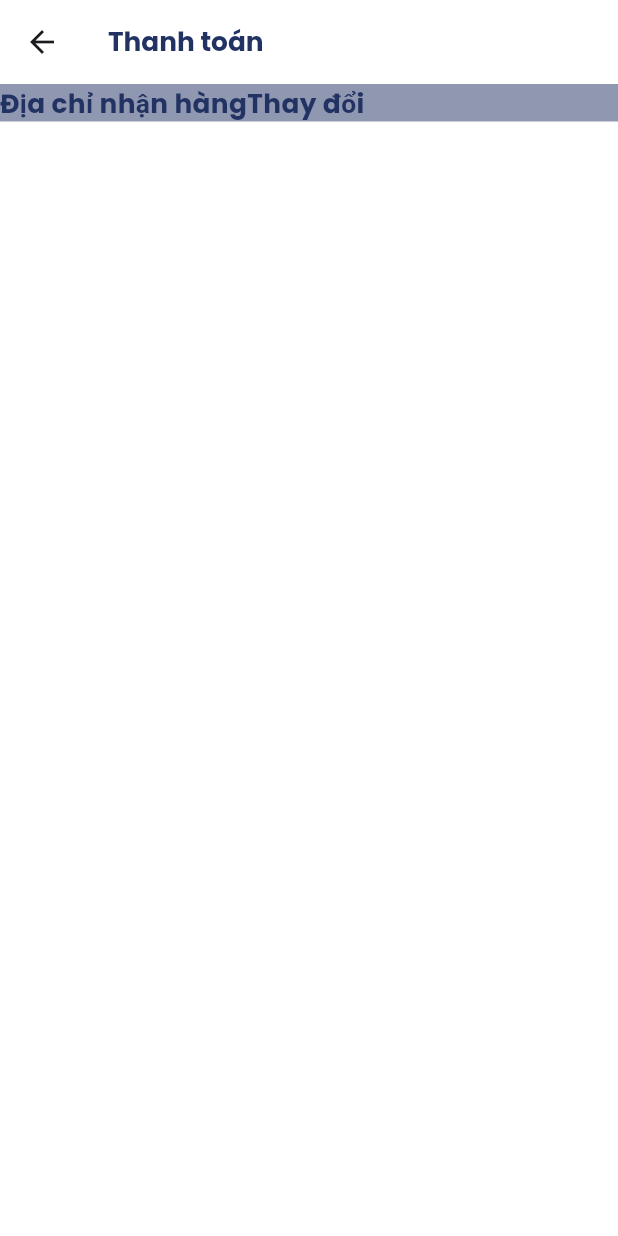
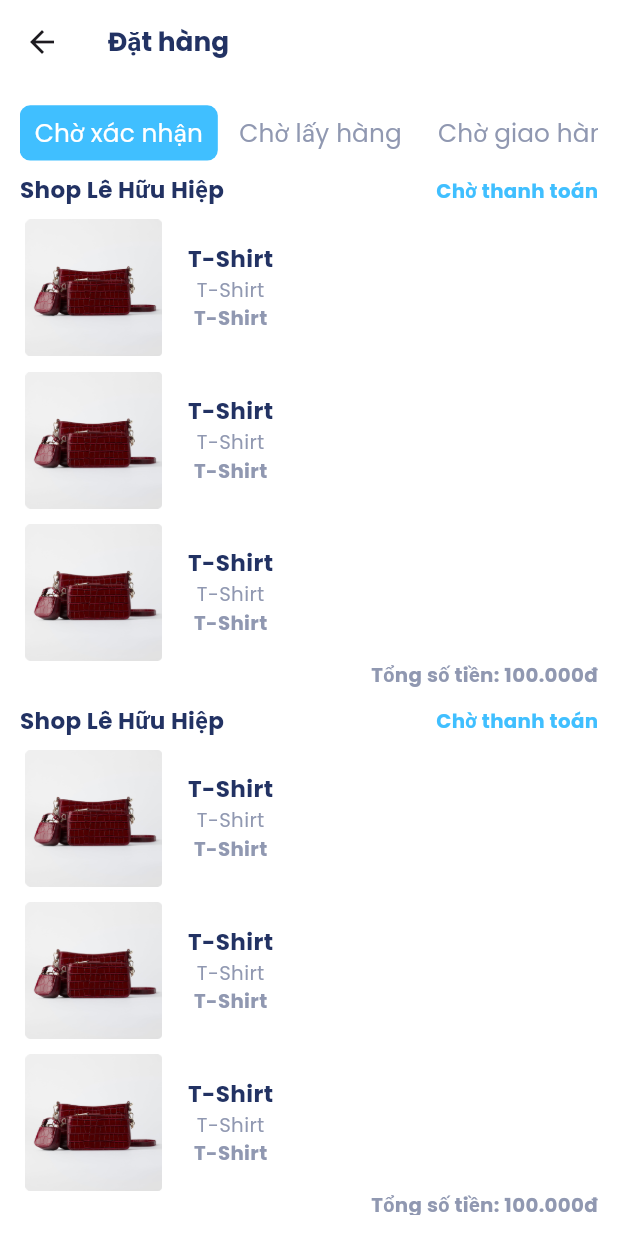
Before and after one commit to ShareBuy-ProjectFinal/sharebuy-mobile, a Flutter app: the PurchaseScreen screen opened directly, on a phone screen of 412 x 824 dp. Run offline on Flutter 3.47's test engine with Material 3 defaults, Android fonts, the phone set to English and light mode, and no system bars; drawn by our look-alikes of buttons_tabbar, loader_overlay; our stand-ins replace badges, cached_network_image, carousel_slider, dio, dropdown_button2, firebase_auth and 10 more; missing offline and left inert: animated_rating_stars, auto_height_grid_view, curl_logger_dio_interceptor, text_divider; accounts and stored records are empty.

Commit message:
Code UI purchase screen

```diff
--- a/lib/widgets/profile/children/profile_item.dart
+++ b/lib/widgets/profile/children/profile_item.dart
@@ -1,3 +1,5 @@
+// ignore_for_file: must_be_immutable
+
 import 'package:flutter/material.dart';
 import 'package:flutter_screenutil/flutter_screenutil.dart';
 import 'package:share_buy/application/theme/app_typography.dart';
@@ -5,10 +7,12 @@ import 'package:share_buy/application/theme/app_typography.dart';
 class ProfileItem extends StatefulWidget {
   final String iconUrl;
   final String title;
-  const ProfileItem({
+  VoidCallback onTap;
+  ProfileItem({
     super.key,
     required this.iconUrl,
     required this.title,
+    required this.onTap,
   });
 
   @override
@@ -18,7 +22,9 @@ class ProfileItem extends StatefulWidget {
 class _ProfileItemState extends State<ProfileItem> {
   @override
   Widget build(BuildContext context) {
-    return Padding(
+    return GestureDetector(
+      onTap: widget.onTap,
+      child: Padding(
         padding: EdgeInsets.symmetric(vertical: 10.h),
         child: Row(
           children: [
@@ -37,6 +43,7 @@ class _ProfileItemState extends State<ProfileItem> {
             )
           ],
         ),
+      ),
     );
   }
 }
--- a/lib/widgets/profile/profile_screen.dart
+++ b/lib/widgets/profile/profile_screen.dart
@@ -8,7 +8,6 @@ import 'package:share_buy/application/theme/app_typography.dart';
 import 'package:share_buy/blocs/auth_bloc/auth_bloc.dart';
 import 'package:share_buy/blocs/auth_bloc/auth_event.dart';
 import 'package:share_buy/blocs/auth_bloc/auth_state.dart';
-import 'package:share_buy/blocs/cart_bloc/cart_bloc.dart';
 import 'package:share_buy/widgets/component/custom_button.dart';
 import 'package:share_buy/widgets/profile/children/profile_item.dart';
 
@@ -19,16 +18,31 @@ class ProfileScreen extends StatefulWidget {
   State<ProfileScreen> createState() => _ProfileScreenState();
 }
 
-class _ProfileScreenState extends State<ProfileScreen> {
-  List<String> titles = ['Hồ sơ', 'Đặt hàng', 'Địa chỉ', 'Thanh toán'];
-  List<String> iconUrls = [
-    'assets/icons/icon_user.png',
-    'assets/icons/icon_bag.png',
-    'assets/icons/icon_maker.png',
-    'assets/icons/icon_pay.png'
-  ];
+class _ProfileScreenState extends State<ProfileScreen>
+    with AutomaticKeepAliveClientMixin {
   @override
   Widget build(BuildContext context) {
+    super.build(context);
+    List<ProfileItemModel> profileItems = [
+      ProfileItemModel(
+          title: 'Hồ sơ',
+          iconUrl: 'assets/icons/icon_user_blue.png',
+          onTap: () {}),
+      ProfileItemModel(
+          title: 'Đặt hàng',
+          iconUrl: 'assets/icons/icon_bag.png',
+          onTap: () {
+            Navigator.of(context).pushNamed(NavigatorName.PURCHASE_SCREEN);
+          }),
+      ProfileItemModel(
+          title: 'Địa chỉ',
+          iconUrl: 'assets/icons/icon_maker.png',
+          onTap: () {}),
+      ProfileItemModel(
+          title: 'Thanh toán',
+          iconUrl: 'assets/icons/icon_pay.png',
+          onTap: () {})
+    ];
     return BlocListener<AuthBloc, AuthState>(
       listener: (context, state) {
         if (state.isLoading) {
@@ -100,9 +114,12 @@ class _ProfileScreenState extends State<ProfileScreen> {
                   shrinkWrap: true,
                   itemBuilder: (context, index) {
                     return ProfileItem(
-                        title: titles[index], iconUrl: iconUrls[index]);
+                      title: profileItems[index].title,
+                      iconUrl: profileItems[index].iconUrl,
+                      onTap: profileItems[index].onTap,
+                    );
                   },
-                  itemCount: titles.length,
+                  itemCount: profileItems.length,
                 ),
               ),
               CustomButton(
@@ -118,4 +135,19 @@ class _ProfileScreenState extends State<ProfileScreen> {
       }),
     );
   }
+
+  @override
+  bool get wantKeepAlive => true;
 }
+
+class ProfileItemModel {
+  final String title;
+  final String iconUrl;
+  VoidCallback onTap;
+
+  ProfileItemModel({
+    required this.title,
+    required this.iconUrl,
+    required this.onTap,
+  });
+}
--- /dev/null
+++ b/lib/widgets/purchase/children/shop_order.dart
@@ -0,0 +1,84 @@
+import 'package:flutter/material.dart';
+import 'package:flutter_screenutil/flutter_screenutil.dart';
+import 'package:share_buy/application/theme/app_typography.dart';
+
+class ShopOrder extends StatefulWidget {
+  const ShopOrder({super.key});
+
+  @override
+  State<ShopOrder> createState() => _ShopOrderState();
+}
+
+class _ShopOrderState extends State<ShopOrder> {
+  @override
+  Widget build(BuildContext context) {
+    return Column(
+      crossAxisAlignment: CrossAxisAlignment.start,
+      children: [
+        Row(
+          mainAxisAlignment: MainAxisAlignment.spaceBetween,
+          children: [
+            Text(
+              'Shop Lê Hữu Hiệp',
+              style: AppTypography.primaryDarkBlueBold,
+            ),
+            Text(
+              'Chờ thanh toán',
+              style: AppTypography.primaryBlueBold,
+            ),
+          ],
+        ),
+        SizedBox(
+          height: 8.h,
+        ),
+        ListView.separated(
+          separatorBuilder: (context, index) => SizedBox(
+            height: 10.h,
+          ),
+          shrinkWrap: true,
+          itemBuilder: (context, index) {
+            return Row(
+              children: [
+                Image.asset(
+                  'assets/images/bag_1.png',
+                  width: 90.w,
+                  height: 90.h,
+                ),
+                SizedBox(
+                  width: 12.w,
+                ),
+                Column(
+                  mainAxisAlignment: MainAxisAlignment.spaceBetween,
+                  children: [
+                    Text(
+                      'T-Shirt',
+                      style: AppTypography.primaryDarkBlueBold,
+                    ),
+                    Text(
+                      'T-Shirt',
+                      style: AppTypography.hintTextStyle,
+                    ),
+                    Text(
+                      'T-Shirt',
+                      style: AppTypography.hintTextStyleBold,
+                    ),
+                  ],
+                )
+              ],
+            );
+          },
+          itemCount: 3,
+        ),
+        Row(
+          mainAxisAlignment: MainAxisAlignment.end,
+          children: [
+            Text(
+              'Tổng số tiền: 100.000đ',
+              style: AppTypography.hintTextStyleBold,
+            )
+          ],
+        )
+      ],
+    );
+  }
+}
--- /dev/null
+++ b/lib/widgets/purchase/children/tab_purchase.dart
@@ -0,0 +1,26 @@
+import 'package:flutter/material.dart';
+import 'package:flutter_screenutil/flutter_screenutil.dart';
+import 'package:share_buy/widgets/purchase/children/shop_order.dart';
+
+class TabPurchase extends StatefulWidget {
+  const TabPurchase({super.key});
+
+  @override
+  State<TabPurchase> createState() => _TabPurchaseState();
+}
+
+class _TabPurchaseState extends State<TabPurchase> {
+  @override
+  Widget build(BuildContext context) {
+    return ListView.separated(
+      separatorBuilder: (context, index) => SizedBox(
+        height: 10.h,
+      ),
+      shrinkWrap: true,
+      itemBuilder: (context, index) {
+        return ShopOrder();
+      },
+      itemCount: 4,
+    );
+  }
+}
--- a/lib/widgets/purchase/purchase_screen.dart
+++ b/lib/widgets/purchase/purchase_screen.dart
@@ -1,7 +1,9 @@
+import 'package:buttons_tabbar/buttons_tabbar.dart';
 import 'package:flutter/material.dart';
-import 'package:flutter/widgets.dart';
+import 'package:flutter_screenutil/flutter_screenutil.dart';
 import 'package:share_buy/application/theme/app_colors.dart';
 import 'package:share_buy/application/theme/app_typography.dart';
+import 'package:share_buy/widgets/purchase/children/tab_purchase.dart';
 
 class PurchaseScreen extends StatefulWidget {
   const PurchaseScreen({super.key});
@@ -10,7 +12,23 @@ class PurchaseScreen extends StatefulWidget {
   State<PurchaseScreen> createState() => _PurchaseScreenState();
 }
 
-class _PurchaseScreenState extends State<PurchaseScreen> {
+class _PurchaseScreenState extends State<PurchaseScreen>
+    with SingleTickerProviderStateMixin {
+  late TabController controller;
+  final List<String> listTitle = [
+    'Chờ xác nhận',
+    'Chờ lấy hàng',
+    'Chờ giao hàng',
+    'Đã nhận',
+    'Đã hủy'
+  ];
+  int currentIndex = 0;
+  @override
+  void initState() {
+    super.initState();
+    controller = TabController(length: listTitle.length, vsync: this);
+  }
+
   @override
   Widget build(BuildContext context) {
     return Scaffold(
@@ -18,34 +36,77 @@ class _PurchaseScreenState extends State<PurchaseScreen> {
         forceMaterialTransparency: true,
         backgroundColor: Colors.white,
         title: Text(
-          'Thanh toán',
+          'Đặt hàng',
           style: AppTypography.headerAppbarStyle,
         ),
-        // centerTitle: false,
       ),
-      body: Column(
-        children: [
-          Container(
-            decoration: BoxDecoration(color: AppColors.hintTextColor),
+      body: Padding(
+        padding: EdgeInsets.symmetric(horizontal: 12.w, vertical: 14.h),
         child: Column(
           children: [
-                Row(
+            ButtonsTabBar(
+              duration: 300,
+              labelStyle: TextStyle(
+                  color: AppColors.white,
+                  fontSize: 15.sp,
+                  fontWeight: FontWeight.w400),
+              unselectedLabelStyle: TextStyle(
+                  color: AppColors.hintTextColor,
+                  fontSize: 15.sp,
+                  fontWeight: FontWeight.w400),
+              unselectedDecoration: BoxDecoration(
+                  color: AppColors.white,
+                  borderRadius: BorderRadius.only(
+                      topLeft: Radius.circular(8.w),
+                      topRight: Radius.circular(8.w))),
+              decoration: BoxDecoration(
+                color: AppColors.buttonBlue,
+                border: Border(
+                    bottom:
+                        BorderSide(color: AppColors.buttonBlue, width: 12.w)),
+                borderRadius: BorderRadius.only(
+                    topLeft: Radius.circular(8.w),
+                    topRight: Radius.circular(8.w)),
+              ),
+              buttonMargin: EdgeInsets.only(right: 4.w, bottom: 9.h),
+              contentPadding:
+                  EdgeInsets.symmetric(horizontal: 9.w, vertical: 6.h),
+              controller: controller,
+              onTap: (p0) {
+                // setState(() {
+                //   currentIndex = p0;
+                // });
+                // controller.animateTo(currentIndex);
+              },
+              tabs: listTitle.map((e) {
+                return Tab(
+                  text: e,
+                );
+              }).toList(),
+            ),
+            Expanded(
+              child: TabBarView(
+                controller: controller,
                 children: [
-                    Text(
-                      'Địa chỉ nhận hàng',
-                      style: AppTypography.headerAppbarStyle,
+                  TabPurchase(),
+                  Container(
+                    child: Text('Loc'),
                   ),
-                    Text(
-                      'Thay đổi',
-                      style: AppTypography.headerAppbarStyle,
-                    )
+                  Container(
+                    child: Text('Loc'),
+                  ),
+                  Container(
+                    child: Text('Loc'),
+                  ),
+                  Container(
+                    child: Text('Loc'),
+                  ),
                 ],
+              ),
             )
           ],
         ),
       ),
-        ],
-      ),
     );
   }
 }
--- a/pubspec.yaml
+++ b/pubspec.yaml
@@ -39,6 +39,7 @@ dependencies:
   loader_overlay: ^4.0.1
   flutter_spinkit: ^5.2.1
   dropdown_button2: ^2.3.9
+  buttons_tabbar: ^1.3.13
 
 dev_dependencies:
   flutter_test:
```
Also changed, not shown: assets/icons/icon_user_blue.png (added). Lines whose indentation alone changed are shown as unchanged.
